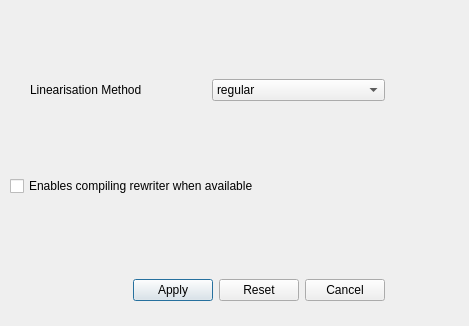
Above: tools/release/mcrl2ide/tooloptionsdialog.ui from mCRL2org/mCRL2 before the change. Below: the same form after it.
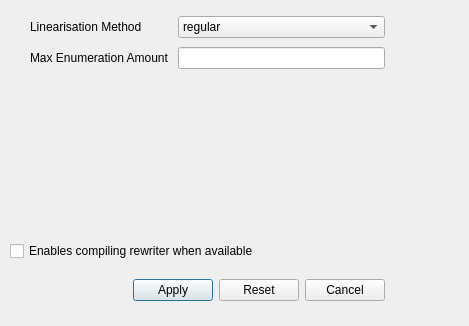
That is the form after the change.

Commit message: Added enumeration limit to mcrl2ide.

What changed in the file:
```diff
--- a/tools/release/mcrl2ide/tooloptionsdialog.ui
+++ b/tools/release/mcrl2ide/tooloptionsdialog.ui
@@ -47,6 +47,11 @@
        <number>6</number>
       </property>
       <item>
+       <layout class="QGridLayout" name="gridLayout">
+        <property name="sizeConstraint">
+         <enum>QLayout::SizeConstraint::SetDefaultConstraint</enum>
+        </property>
+        <item row="1" column="0">
        <widget class="QLabel" name="label">
         <property name="text">
          <string>Linearisation Method</string>
@@ -56,7 +61,7 @@
         </property>
        </widget>
       </item>
-      <item>
+        <item row="1" column="1">
        <widget class="QComboBox" name="linearsationComboBox">
         <item>
          <property name="text">
@@ -74,6 +79,31 @@
          </property>
         </item>
        </widget>
+        </item>
+        <item row="2" column="0">
+         <widget class="QLabel" name="label_2">
+          <property name="text">
+           <string>Max Enumeration Amount</string>
+          </property>
+         </widget>
+        </item>
+        <item row="2" column="1">
+         <widget class="QLineEdit" name="enumerationAmountEdit"/>
+        </item>
+        <item row="3" column="0">
+         <spacer name="verticalSpacer">
+          <property name="orientation">
+           <enum>Qt::Orientation::Vertical</enum>
+          </property>
+          <property name="sizeHint" stdset="0">
+           <size>
+            <width>20</width>
+            <height>40</height>
+           </size>
+          </property>
+         </spacer>
+        </item>
+       </layout>
       </item>
      </layout>
     </item>
```
Lines whose indentation alone changed are shown as unchanged. The commit also changes 4 other files.
